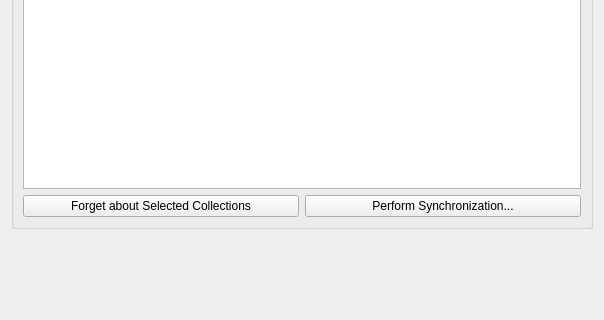
First picture: the form in src/configdialog/dialogs/MetadataConfig.ui, repository KDE/amarok, before the edit; both pictures show x 0 to 604 and y 224 to 544 of the 604 by 544 pixel window.
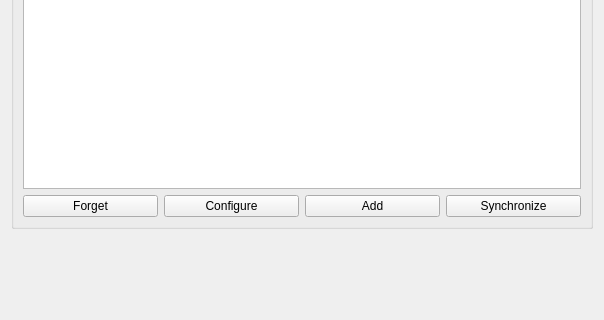
Second picture: the form after the edit. Custom widgets are drawn as their Qt base class.

Commit message:
Add new buttons for metadata config tab
Created 'Add' and 'Configure' buttons. Currently non-functional.

```diff
--- a/src/configdialog/dialogs/MetadataConfig.ui
+++ b/src/configdialog/dialogs/MetadataConfig.ui
@@ -125,14 +125,28 @@
         <item>
          <widget class="QPushButton" name="m_forgetCollectionsButton">
           <property name="text">
-           <string>Forget about Selected Collections</string>
+           <string>Forget</string>
+          </property>
+         </widget>
+        </item>
+        <item>
+         <widget class="QPushButton" name="m_configureButton">
+          <property name="text">
+           <string>Configure</string>
+          </property>
+         </widget>
+        </item>
+        <item>
+         <widget class="QPushButton" name="m_addCollectionButton">
+          <property name="text">
+           <string>Add</string>
           </property>
          </widget>
         </item>
         <item>
          <widget class="QPushButton" name="m_synchronizeButton">
           <property name="text">
-           <string>Perform Synchronization...</string>
+           <string>Synchronize</string>
           </property>
          </widget>
         </item>
```
The commit also changes 1 other file.
